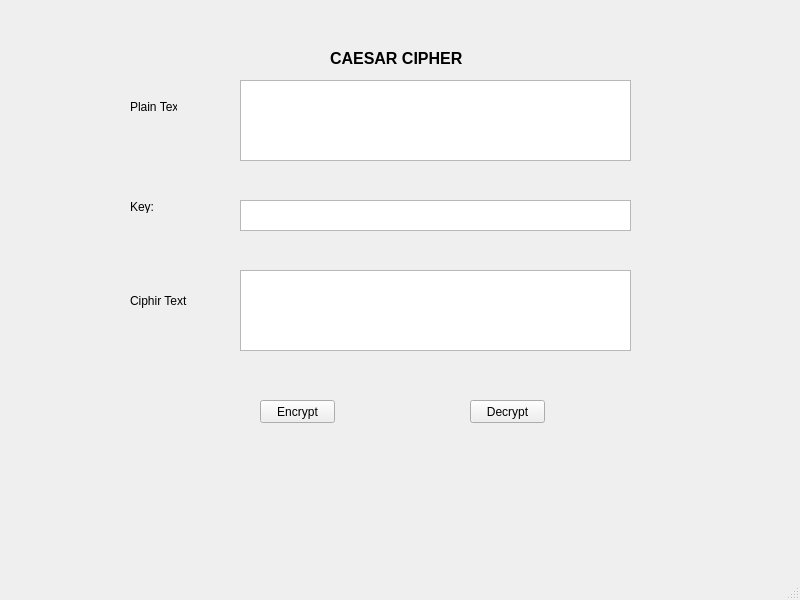
HuynhTuan9251/bttnc-2280603548, file lab-03/ui/caesar.ui: the form before one commit.
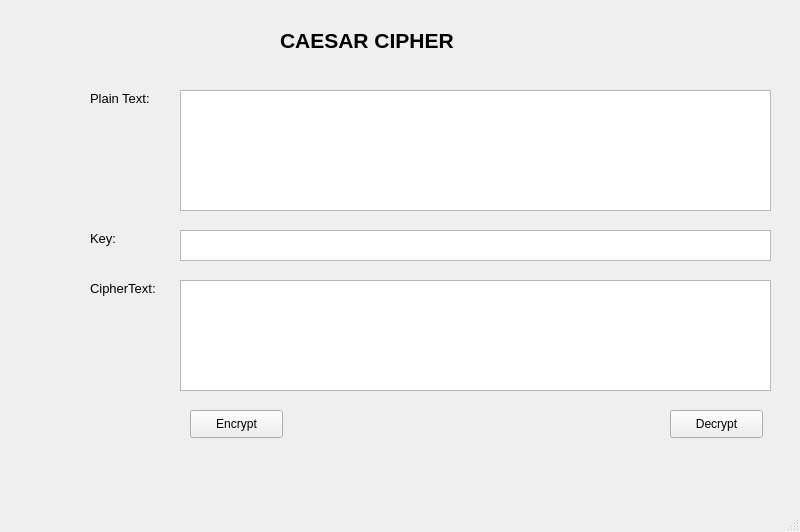
The form after the commit.

What changed in the file:
```diff
--- a/lab-03/ui/caesar.ui
+++ b/lab-03/ui/caesar.ui
@@ -7,7 +7,7 @@
     <x>0</x>
     <y>0</y>
     <width>800</width>
-    <height>600</height>
+    <height>532</height>
    </rect>
   </property>
   <property name="windowTitle">
@@ -17,54 +17,15 @@
    <widget class="QLabel" name="label">
     <property name="geometry">
      <rect>
-      <x>130</x>
-      <y>100</y>
-      <width>47</width>
-      <height>13</height>
-     </rect>
-    </property>
-    <property name="text">
-     <string>Plain Text</string>
-    </property>
-   </widget>
-   <widget class="QLabel" name="label_2">
-    <property name="geometry">
-     <rect>
-      <x>130</x>
-      <y>200</y>
-      <width>47</width>
-      <height>13</height>
-     </rect>
-    </property>
-    <property name="text">
-     <string>Key:</string>
-    </property>
-   </widget>
-   <widget class="QLabel" name="label_3">
-    <property name="geometry">
-     <rect>
-      <x>130</x>
-      <y>290</y>
-      <width>61</width>
-      <height>21</height>
-     </rect>
-    </property>
-    <property name="text">
-     <string>Ciphir Text</string>
-    </property>
-   </widget>
-   <widget class="QLabel" name="label_4">
-    <property name="geometry">
-     <rect>
-      <x>330</x>
-      <y>50</y>
-      <width>141</width>
-      <height>16</height>
+      <x>280</x>
+      <y>20</y>
+      <width>231</width>
+      <height>41</height>
      </rect>
     </property>
     <property name="font">
      <font>
-      <pointsize>12</pointsize>
+      <pointsize>16</pointsize>
       <weight>75</weight>
       <bold>true</bold>
      </font>
@@ -73,23 +34,97 @@
      <string>CAESAR CIPHER</string>
     </property>
    </widget>
-   <widget class="QTextEdit" name="txt_plain_text">
+   <widget class="QLabel" name="label_2">
     <property name="geometry">
      <rect>
-      <x>240</x>
-      <y>80</y>
-      <width>391</width>
-      <height>81</height>
+      <x>90</x>
+      <y>90</y>
+      <width>81</width>
+      <height>16</height>
+     </rect>
+    </property>
+    <property name="font">
+     <font>
+      <pointsize>10</pointsize>
+     </font>
+    </property>
+    <property name="text">
+     <string>Plain Text:</string>
+    </property>
+   </widget>
+   <widget class="QLabel" name="label_3">
+    <property name="geometry">
+     <rect>
+      <x>90</x>
+      <y>230</y>
+      <width>55</width>
+      <height>16</height>
+     </rect>
+    </property>
+    <property name="font">
+     <font>
+      <pointsize>10</pointsize>
+     </font>
+    </property>
+    <property name="text">
+     <string>Key:</string>
+    </property>
+   </widget>
+   <widget class="QLabel" name="label_4">
+    <property name="geometry">
+     <rect>
+      <x>90</x>
+      <y>280</y>
+      <width>91</width>
+      <height>16</height>
+     </rect>
+    </property>
+    <property name="font">
+     <font>
+      <pointsize>10</pointsize>
+     </font>
+    </property>
+    <property name="text">
+     <string>CipherText:</string>
+    </property>
+   </widget>
+   <widget class="QTextEdit" name="txt_plaintext">
+    <property name="geometry">
+     <rect>
+      <x>180</x>
+      <y>90</y>
+      <width>591</width>
+      <height>121</height>
+     </rect>
+    </property>
+   </widget>
+   <widget class="QTextEdit" name="txt_key">
+    <property name="geometry">
+     <rect>
+      <x>180</x>
+      <y>230</y>
+      <width>591</width>
+      <height>31</height>
+     </rect>
+    </property>
+   </widget>
+   <widget class="QTextEdit" name="txt_ciphertext">
+    <property name="geometry">
+     <rect>
+      <x>180</x>
+      <y>280</y>
+      <width>591</width>
+      <height>111</height>
      </rect>
     </property>
    </widget>
    <widget class="QPushButton" name="btn_encrypt">
     <property name="geometry">
      <rect>
-      <x>260</x>
-      <y>400</y>
-      <width>75</width>
-      <height>23</height>
+      <x>190</x>
+      <y>410</y>
+      <width>93</width>
+      <height>28</height>
      </rect>
     </property>
     <property name="text">
@@ -99,36 +134,16 @@
    <widget class="QPushButton" name="btn_decrypt">
     <property name="geometry">
      <rect>
-      <x>470</x>
-      <y>400</y>
-      <width>75</width>
-      <height>23</height>
+      <x>670</x>
+      <y>410</y>
+      <width>93</width>
+      <height>28</height>
      </rect>
     </property>
     <property name="text">
      <string>Decrypt</string>
     </property>
    </widget>
-   <widget class="QTextEdit" name="txt_key">
-    <property name="geometry">
-     <rect>
-      <x>240</x>
-      <y>200</y>
-      <width>391</width>
-      <height>31</height>
-     </rect>
-    </property>
-   </widget>
-   <widget class="QTextEdit" name="txt_cipher_text">
-    <property name="geometry">
-     <rect>
-      <x>240</x>
-      <y>270</y>
-      <width>391</width>
-      <height>81</height>
-     </rect>
-    </property>
-   </widget>
   </widget>
   <widget class="QMenuBar" name="menubar">
    <property name="geometry">
```
Left out of the diff: 2 changed lines with no effect on the pictures.
